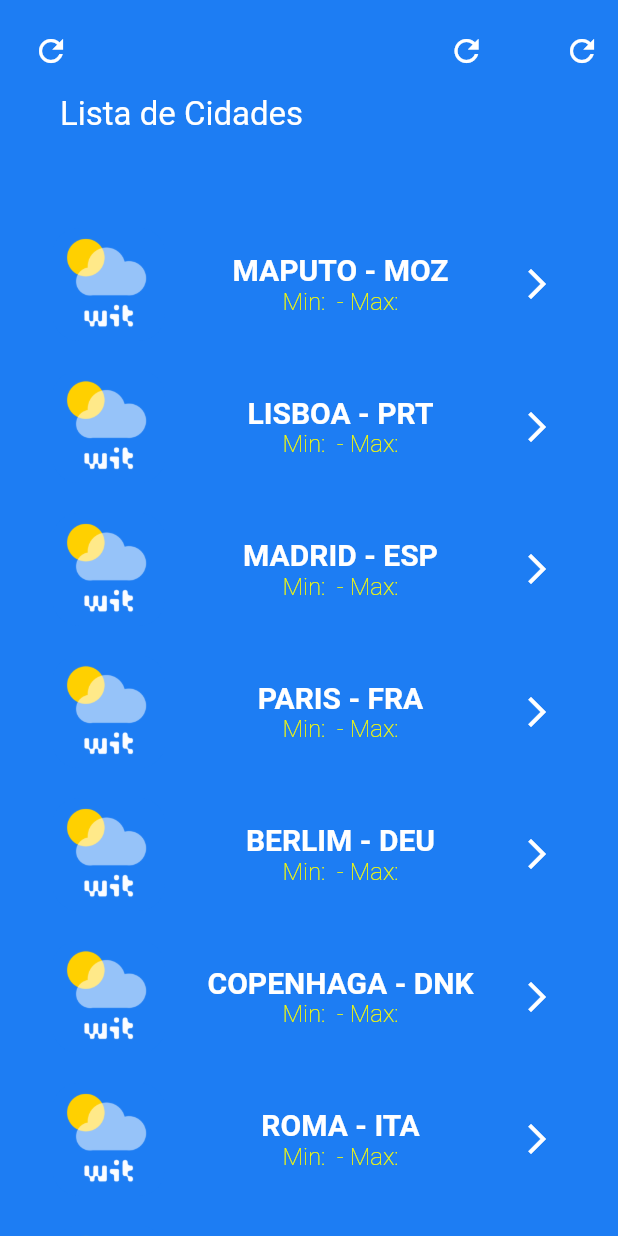
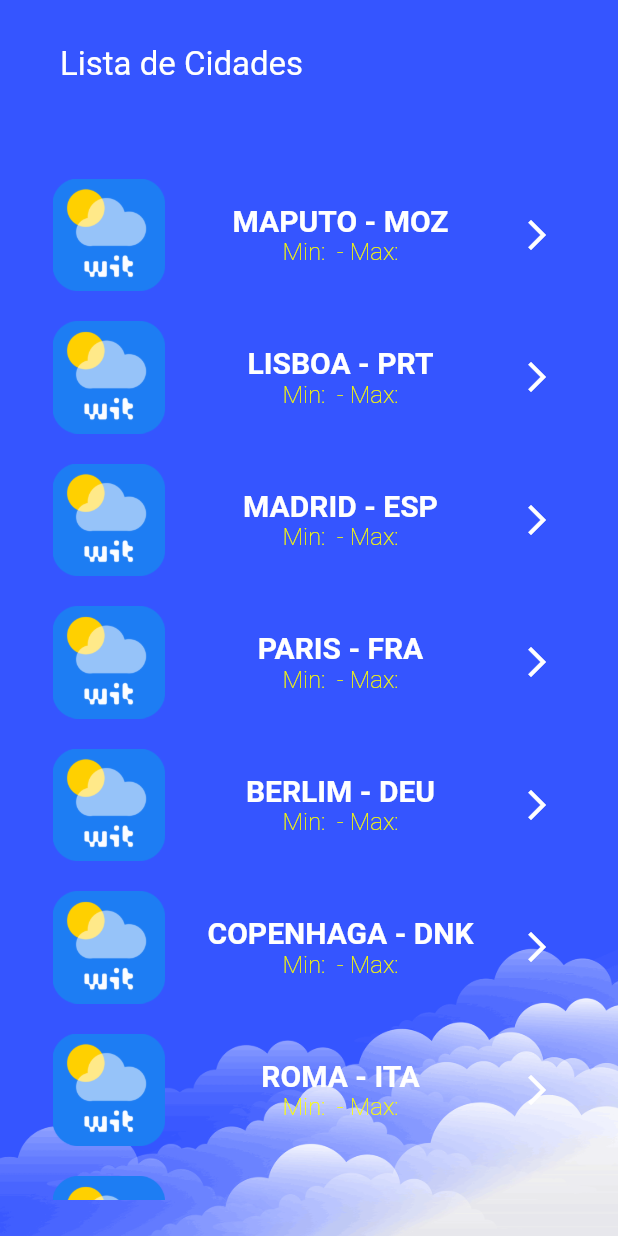
Before and after one commit to nakatsinho/witweather_flutter, a Flutter app: the screen it shows after launch, on a phone screen of 412 x 824 dp. Run offline on Flutter 3.47's test engine with Material 2 defaults, Android fonts, the phone set to English and light mode, and no system bars; our stand-ins replace connectivity, font_awesome_flutter, hexcolor.

Commit message:
Last Updates

```diff
--- a/lib/models/daily.dart
+++ b/lib/models/daily.dart
@@ -1,8 +1,8 @@
 import 'package:witweather_flutter/models/city.dart';
 
 class Daily {
-  String? sunrise;
-  String? sunset;
+  int? sunrise;
+  int? sunset;
   String? country;
 
   Daily({this.sunrise, this.sunset, this.country});
--- a/lib/views/cities/all_cities.dart
+++ b/lib/views/cities/all_cities.dart
@@ -1,4 +1,5 @@
 import 'package:flutter/material.dart';
+import 'package:font_awesome_flutter/font_awesome_flutter.dart';
 import 'package:hexcolor/hexcolor.dart';
 import 'package:witweather_flutter/models/city.dart';
 import 'package:witweather_flutter/views/cities/details.dart';
@@ -14,6 +15,10 @@ class MainPage extends StatefulWidget {
 final List<City> cities = City.suggestedCities;
 
 class _MainPageState extends State<MainPage> {
+  String imageUrl(String urlPath) {
+    return "https://openweathermap.org/img/wn/$urlPath@4x.png";
+  }
+
   Widget cityItem(String cityName, String countryCode, String imagePath) {
     return Padding(
       padding: EdgeInsets.all(10.0),
@@ -97,48 +102,49 @@ class _MainPageState extends State<MainPage> {
       body: Stack(
         fit: StackFit.expand,
         children: [
-          // Image.asset(
-          //   "assets/images/bg_light.png",
-          //   fit: BoxFit.cover,
-          // ),
+          Image.asset(
+            "assets/images/bg_light.png",
+            fit: BoxFit.cover,
+          ),
           ListView(
             children: [
-              Padding(
-                padding: EdgeInsets.only(top: 10.0, left: 10.0),
-                child: Row(
-                  mainAxisAlignment: MainAxisAlignment.spaceBetween,
-                  children: [
-                    IconButton(
-                        onPressed: () {},
-                        icon: Icon(
-                          Icons.refresh,
-                          color: Colors.white,
-                        )),
-                    Container(
-                      width: 125.0,
-                      child: Row(
-                        mainAxisAlignment: MainAxisAlignment.spaceBetween,
-                        children: [
-                          IconButton(
-                              onPressed: () {},
-                              icon: Icon(
-                                Icons.refresh,
-                                color: Colors.white,
-                              )),
-                          IconButton(
-                              onPressed: () {},
-                              icon: Icon(
-                                Icons.refresh,
-                                color: Colors.white,
-                              )),
-                        ],
-                      ),
-                    )
-                  ],
-                ),
-              ),
+              // Padding(
+              //   padding: EdgeInsets.only(top: 10.0, left: 10.0),
+              //   child: Row(
+              //     mainAxisAlignment: MainAxisAlignment.spaceBetween,
+              //     children: [
+              //       IconButton(
+              //           onPressed: () {},
+              //           icon: FaIcon(
+              //             FontAwesomeIcons.windowClose,
+              //             color: Colors.white,
+              //           )),
+              //       Container(
+              //         width: 125.0,
+              //         child: Row(
+              //           crossAxisAlignment: CrossAxisAlignment.end,
+              //           mainAxisAlignment: MainAxisAlignment.spaceBetween,
+              //           children: [
+              //             IconButton(
+              //                 onPressed: () {},
+              //                 icon: FaIcon(
+              //                   FontAwesomeIcons.thermometer,
+              //                   color: Colors.white,
+              //                 )),
+              //             IconButton(
+              //                 onPressed: () {},
+              //                 icon: FaIcon(
+              //                   FontAwesomeIcons.search,
+              //                   color: Colors.white,
+              //                 )),
+              //           ],
+              //         ),
+              //       )
+              //     ],
+              //   ),
+              // ),
               SizedBox(
-                height: 5.0,
+                height: 30.0,
               ),
               Padding(
                 padding: EdgeInsets.only(left: 40.0),
--- a/pubspec.yaml
+++ b/pubspec.yaml
@@ -31,6 +31,8 @@ dependencies:
   flutter_svg: ^0.23.0+1
   hexcolor: ^2.0.5
   http: "^0.13.3"
+  font_awesome_flutter: ^9.2.0
+  connectivity: ^3.0.6
 
 dev_dependencies:
   flutter_test:
```
Also changed, not shown: lib/models/city.dart (+27 -7 lines), lib/views/cities/details.dart (+77 -19 lines), pubspec.lock, 1 other file.
